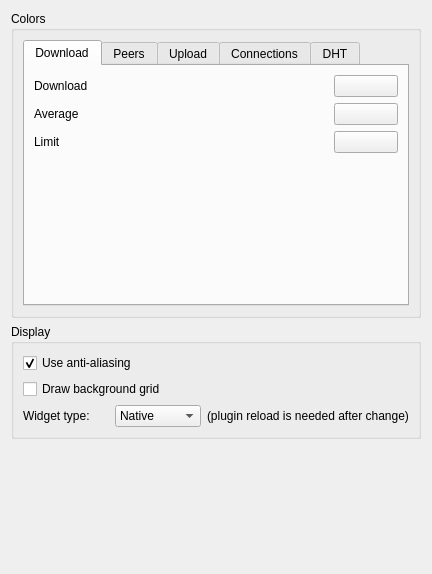
The window that plugins/stats/DisplaySettings.ui (KDE/ktorrent) describes before a commit, drawn with Qt 5.
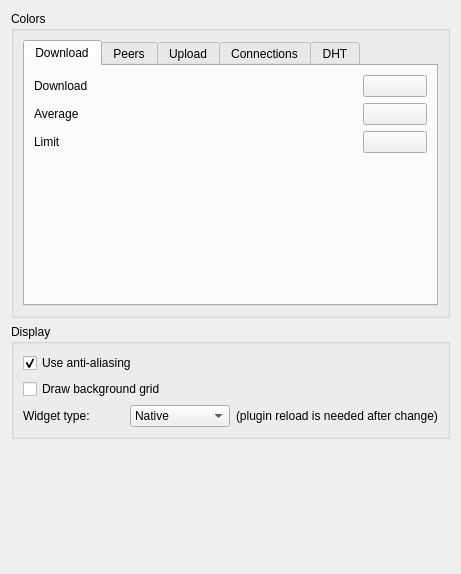
The same window after the commit. Custom widgets are drawn as their Qt base class.

Commit message: i18n: Add comment to translatable string to avoid noun/verb ambiguity.

Diff of the .ui file:
```diff
--- a/plugins/stats/DisplaySettings.ui
+++ b/plugins/stats/DisplaySettings.ui
@@ -1,11 +1,11 @@
 <ui version="4.0" >
  <class>DisplaySettingsWgt</class>
- <widget class="QWidget" name="DisplaySettingsWgt" >
-  <property name="geometry" >
+ <widget class="QWidget" name="DisplaySettingsWgt">
+  <property name="geometry">
    <rect>
     <x>0</x>
     <y>0</y>
-    <width>432</width>
+    <width>461</width>
     <height>574</height>
    </rect>
   </property>
```
Left out of the diff: 601 changed lines with no effect on the pictures.
